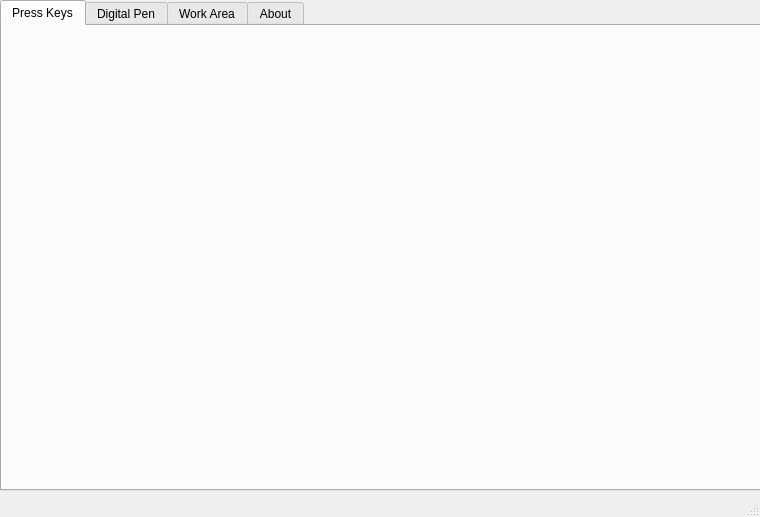
Above: interface/mainwindow.ui from hen6003/gaomon-s620-driver before the change. Below: the same form after it.
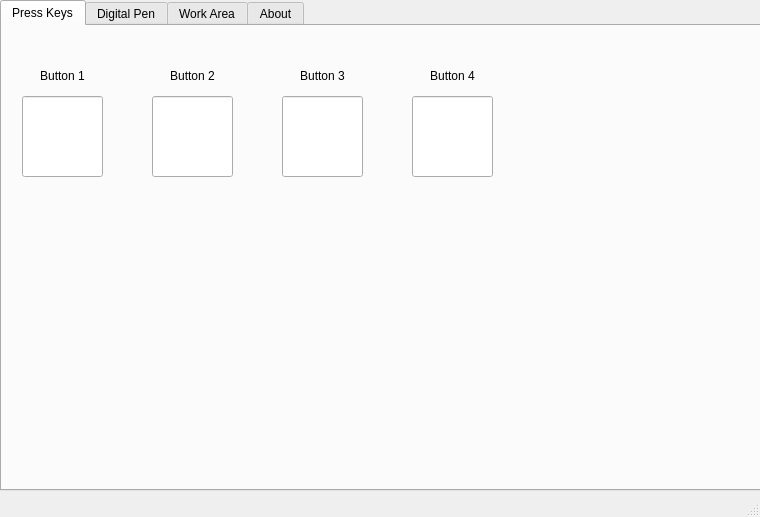
That is the form after the change. The open tabs and pages were chosen to show the change. Icons and pictures are not drawn.

Commit message: Added "buttons" to "Press Keys" tab

The edit to the form file:
```diff
--- a/interface/mainwindow.ui
+++ b/interface/mainwindow.ui
@@ -10,6 +10,24 @@
     <height>517</height>
    </rect>
   </property>
+  <property name="sizePolicy">
+   <sizepolicy hsizetype="Fixed" vsizetype="Fixed">
+    <horstretch>0</horstretch>
+    <verstretch>0</verstretch>
+   </sizepolicy>
+  </property>
+  <property name="minimumSize">
+   <size>
+    <width>760</width>
+    <height>517</height>
+   </size>
+  </property>
+  <property name="maximumSize">
+   <size>
+    <width>760</width>
+    <height>517</height>
+   </size>
+  </property>
   <property name="windowTitle">
    <string>Gaomon S620 Control panel</string>
   </property>
@@ -43,6 +61,134 @@
      <attribute name="title">
       <string>Press Keys</string>
      </attribute>
+     <widget class="QLineEdit" name="lineEdit">
+      <property name="geometry">
+       <rect>
+        <x>20</x>
+        <y>70</y>
+        <width>81</width>
+        <height>81</height>
+       </rect>
+      </property>
+     </widget>
+     <widget class="QLineEdit" name="lineEdit_2">
+      <property name="geometry">
+       <rect>
+        <x>150</x>
+        <y>70</y>
+        <width>81</width>
+        <height>81</height>
+       </rect>
+      </property>
+     </widget>
+     <widget class="QLineEdit" name="lineEdit_3">
+      <property name="geometry">
+       <rect>
+        <x>280</x>
+        <y>70</y>
+        <width>81</width>
+        <height>81</height>
+       </rect>
+      </property>
+     </widget>
+     <widget class="QLineEdit" name="lineEdit_4">
+      <property name="geometry">
+       <rect>
+        <x>410</x>
+        <y>70</y>
+        <width>81</width>
+        <height>81</height>
+       </rect>
+      </property>
+     </widget>
+     <widget class="QLabel" name="label_2">
+      <property name="geometry">
+       <rect>
+        <x>20</x>
+        <y>40</y>
+        <width>81</width>
+        <height>20</height>
+       </rect>
+      </property>
+      <property name="text">
+       <string>Button 1</string>
+      </property>
+      <property name="textFormat">
+       <enum>Qt::PlainText</enum>
+      </property>
+      <property name="alignment">
+       <set>Qt::AlignCenter</set>
+      </property>
+      <property name="wordWrap">
+       <bool>true</bool>
+      </property>
+     </widget>
+     <widget class="QLabel" name="label_3">
+      <property name="geometry">
+       <rect>
+        <x>150</x>
+        <y>40</y>
+        <width>81</width>
+        <height>20</height>
+       </rect>
+      </property>
+      <property name="text">
+       <string>Button 2</string>
+      </property>
+      <property name="textFormat">
+       <enum>Qt::PlainText</enum>
+      </property>
+      <property name="alignment">
+       <set>Qt::AlignCenter</set>
+      </property>
+      <property name="wordWrap">
+       <bool>true</bool>
+      </property>
+     </widget>
+     <widget class="QLabel" name="label_4">
+      <property name="geometry">
+       <rect>
+        <x>280</x>
+        <y>40</y>
+        <width>81</width>
+        <height>20</height>
+       </rect>
+      </property>
+      <property name="text">
+       <string>Button 3</string>
+      </property>
+      <property name="textFormat">
+       <enum>Qt::PlainText</enum>
+      </property>
+      <property name="alignment">
+       <set>Qt::AlignCenter</set>
+      </property>
+      <property name="wordWrap">
+       <bool>true</bool>
+      </property>
+     </widget>
+     <widget class="QLabel" name="label_5">
+      <property name="geometry">
+       <rect>
+        <x>410</x>
+        <y>40</y>
+        <width>81</width>
+        <height>20</height>
+       </rect>
+      </property>
+      <property name="text">
+       <string>Button 4</string>
+      </property>
+      <property name="textFormat">
+       <enum>Qt::PlainText</enum>
+      </property>
+      <property name="alignment">
+       <set>Qt::AlignCenter</set>
+      </property>
+      <property name="wordWrap">
+       <bool>true</bool>
+      </property>
+     </widget>
     </widget>
     <widget class="QWidget" name="tab">
      <attribute name="title">
```
Left out of the diff: 16 changed lines with no effect on the pictures.
